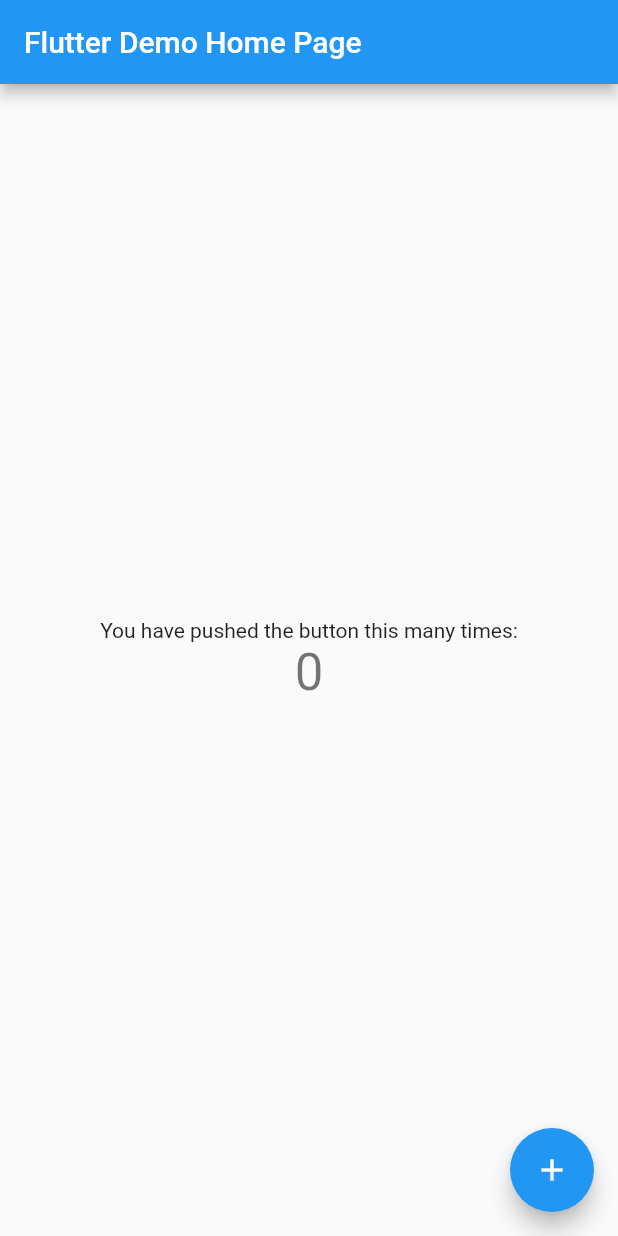
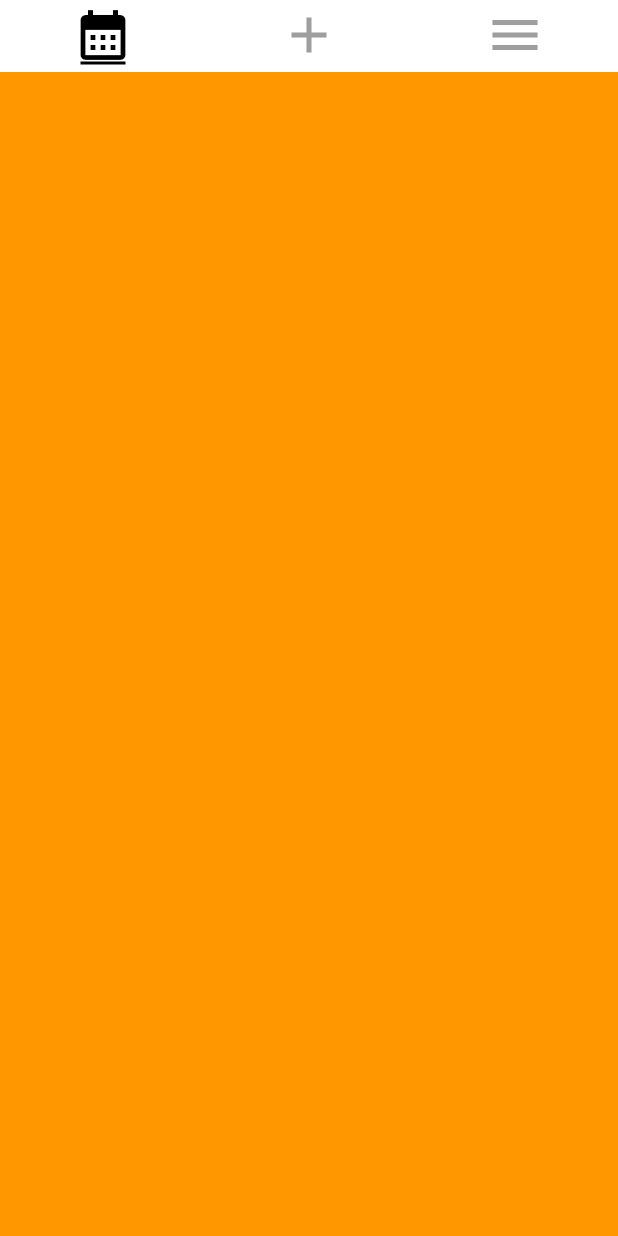
Before and after one commit to YasserEmam25/todo_app, a Flutter app: the screen it shows after launch, on a phone screen of 412 x 824 dp. Run offline on Flutter 3.47's test engine with Material 2 defaults, Android fonts, the phone set to English and light mode, and no system bars.

Commit message:
finished Navigation bar and container below it

```diff
--- a/lib/main.dart
+++ b/lib/main.dart
@@ -1,4 +1,6 @@
 import 'package:flutter/material.dart';
+import 'package:todo_app/ui/add_note/add_note.dart';
+import 'package:todo_app/ui/navigation/navigation.dart';
 
 void main() {
   runApp(const MyApp());
@@ -14,92 +16,7 @@ class MyApp extends StatelessWidget {
       theme: ThemeData(
         primarySwatch: Colors.blue,
       ),
-      home: const MyHomePage(title: 'Flutter Demo Home Page'),
+      home: const NavMenu(),
     );
   }
 }
-
-class MyHomePage extends StatefulWidget {
-  const MyHomePage({Key? key, required this.title}) : super(key: key);
-
-  // This widget is the home page of your application. It is stateful, meaning
-  // that it has a State object (defined below) that contains fields that affect
-  // how it looks.
-
-  // This class is the configuration for the state. It holds the values (in this
-  // case the title) provided by the parent (in this case the App widget) and
-  // used by the build method of the State. Fields in a Widget subclass are
-  // always marked "final".
-
-  final String title;
-
-  @override
-  State<MyHomePage> createState() => _MyHomePageState();
-}
-
-class _MyHomePageState extends State<MyHomePage> {
-  int _counter = 0;
-
-  void _incrementCounter() {
-    setState(() {
-      // This call to setState tells the Flutter framework that something has
-      // changed in this State, which causes it to rerun the build method below
-      // so that the display can reflect the updated values. If we changed
-      // _counter without calling setState(), then the build method would not be
-      // called again, and so nothing would appear to happen.
-      _counter++;
-    });
-  }
-
-  @override
-  Widget build(BuildContext context) {
-    // This method is rerun every time setState is called, for instance as done
-    // by the _incrementCounter method above.
-    //
-    // The Flutter framework has been optimized to make rerunning build methods
-    // fast, so that you can just rebuild anything that needs updating rather
-    // than having to individually change instances of widgets.
-    return Scaffold(
-      appBar: AppBar(
-        // Here we take the value from the MyHomePage object that was created by
-        // the App.build method, and use it to set our appbar title.
-        title: Text(widget.title),
-      ),
-      body: Center(
-        // Center is a layout widget. It takes a single child and positions it
-        // in the middle of the parent.
-        child: Column(
-          // Column is also a layout widget. It takes a list of children and
-          // arranges them vertically. By default, it sizes itself to fit its
-          // children horizontally, and tries to be as tall as its parent.
-          //
-          // Invoke "debug painting" (press "p" in the console, choose the
-          // "Toggle Debug Paint" action from the Flutter Inspector in Android
-          // Studio, or the "Toggle Debug Paint" command in Visual Studio Code)
-          // to see the wireframe for each widget.
-          //
-          // Column has various properties to control how it sizes itself and
-          // how it positions its children. Here we use mainAxisAlignment to
-          // center the children vertically; the main axis here is the vertical
-          // axis because Columns are vertical (the cross axis would be
-          // horizontal).
-          mainAxisAlignment: MainAxisAlignment.center,
-          children: <Widget>[
-            const Text(
-              'You have pushed the button this many times:',
-            ),
-            Text(
-              '$_counter',
-              style: Theme.of(context).textTheme.headline4,
-            ),
-          ],
-        ),
-      ),
-      floatingActionButton: FloatingActionButton(
-        onPressed: _incrementCounter,
-        tooltip: 'Increment',
-        child: const Icon(Icons.add),
-      ), // This trailing comma makes auto-formatting nicer for build methods.
-    );
-  }
-}
--- /dev/null
+++ b/lib/ui/navigation/navigation.dart
@@ -0,0 +1,65 @@
+import 'package:flutter/material.dart';
+
+import '../add_note/add_note.dart';
+
+class NavMenu extends StatefulWidget {
+  const NavMenu({Key? key}) : super(key: key);
+
+  @override
+  State<NavMenu> createState() => _NavMenuState();
+}
+
+class _NavMenuState extends State<NavMenu> {
+  @override
+  Widget build(BuildContext context) {
+    return MaterialApp(
+      color: Colors.yellow,
+      home: DefaultTabController(
+        length: 3,
+        child: SafeArea(
+          child: Scaffold(
+            body: TabBarView(
+              children: [
+                Container(
+                  color: Colors.orange,
+                ),
+                const AddNote(),
+                Container(
+                  color: Colors.lightGreen,
+                ),
+              ],
+            ),
+            appBar: TabBar(
+              tabs: const [
+                Tab(
+                  icon: Icon(
+                    Icons.calendar_month,
+                    size: 40,
+                  ),
+                ),
+                Tab(
+                  icon: Icon(
+                    Icons.add,
+                    size: 40,
+                  ),
+                ),
+                Tab(
+                  icon: Icon(
+                    Icons.menu,
+                    size: 40,
+                  ),
+                ),
+              ],
+              labelColor: Colors.black,
+              unselectedLabelColor: Colors.grey[500],
+              indicatorSize: TabBarIndicatorSize.label,
+              indicatorPadding: EdgeInsets.all(5.0),
+              indicatorColor: Colors.black,
+            ),
+            backgroundColor: Colors.white,
+          ),
+        ),
+      ),
+    );
+  }
+}
```
Also changed, not shown: lib/ui/add_note/add_note.dart (added, +54 -0 lines).
